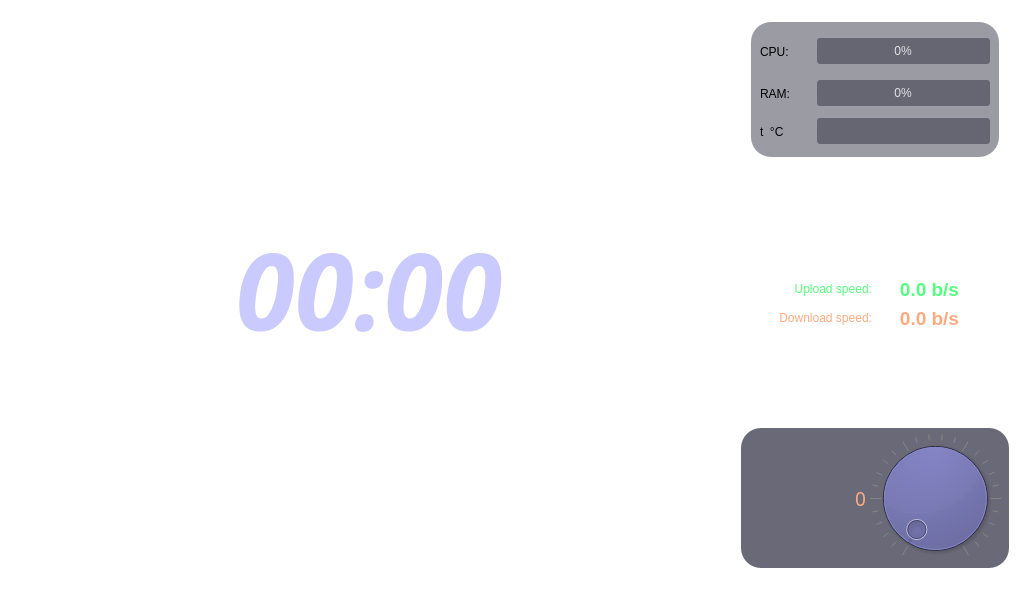
Before: the Qt Designer form widget_form.ui in neurotoxin78/QPanInfo, drawn with Qt 5.
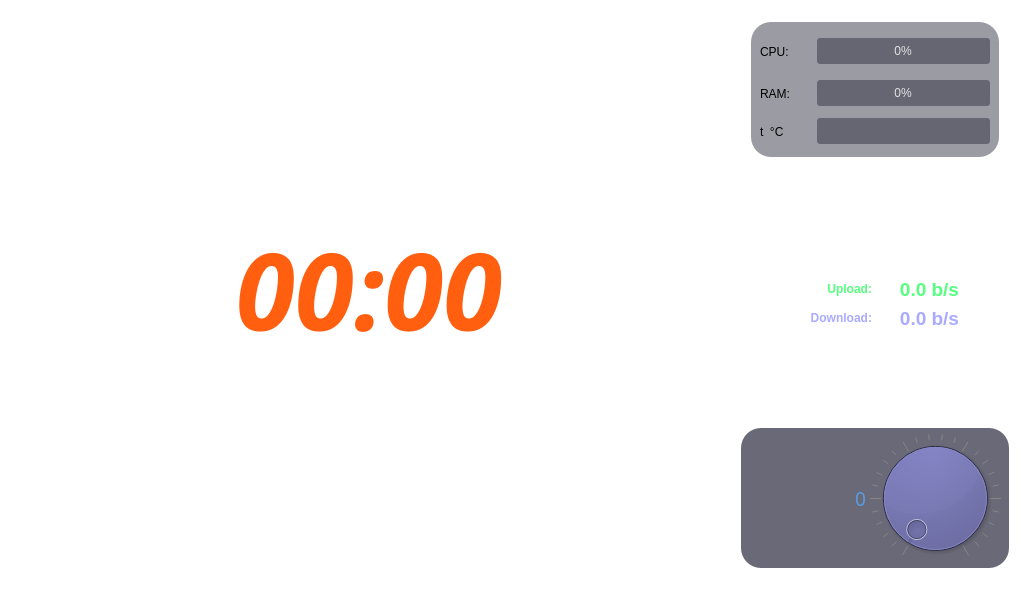
After: the same form once the commit is applied.

Commit message: Косметичні зміни

What changed in the file:
```diff
--- a/widget_form.ui
+++ b/widget_form.ui
@@ -94,13 +94,15 @@
              <font>
               <family>DSEG14 Classic</family>
               <pointsize>80</pointsize>
-              <weight>75</weight>
               <italic>true</italic>
               <bold>true</bold>
              </font>
             </property>
             <property name="styleSheet">
-             <string notr="true">color: rgba(170, 170, 255, 160);</string>
+             <string notr="true">QLabel
+{
+color: rgba(255, 85, 0, 240);
+}</string>
             </property>
             <property name="text">
              <string>00:00</string>
@@ -189,13 +191,12 @@
              <font>
               <family>Fira Mono for Powerline</family>
               <pointsize>14</pointsize>
-              <weight>50</weight>
               <italic>false</italic>
               <bold>false</bold>
              </font>
             </property>
             <property name="styleSheet">
-             <string notr="true">color: rgb(255, 170, 127);
+             <string notr="true">color: rgba(85, 170, 255, 200);
 background-color: rgba(0, 0, 0, 0);</string>
             </property>
             <property name="text">
@@ -463,12 +464,11 @@
                   <property name="font">
                    <font>
                     <pointsize>14</pointsize>
-                    <weight>75</weight>
                     <bold>true</bold>
                    </font>
                   </property>
                   <property name="styleSheet">
-                   <string notr="true">color: rgb(255, 170, 127);</string>
+                   <string notr="true">color: rgba(170, 170, 255, 255);</string>
                   </property>
                   <property name="text">
                    <string>0.0 b/s</string>
@@ -512,11 +512,16 @@
                     <height>30</height>
                    </size>
                   </property>
+                  <property name="font">
+                   <font>
+                    <bold>true</bold>
+                   </font>
+                  </property>
                   <property name="styleSheet">
                    <string notr="true">color: rgb(85, 255, 127);</string>
                   </property>
                   <property name="text">
-                   <string>Upload speed:</string>
+                   <string>Upload:</string>
                   </property>
                   <property name="alignment">
                    <set>Qt::AlignRight|Qt::AlignTrailing|Qt::AlignVCenter</set>
@@ -563,11 +568,16 @@
                     <height>30</height>
                    </size>
                   </property>
+                  <property name="font">
+                   <font>
+                    <bold>true</bold>
+                   </font>
+                  </property>
                   <property name="styleSheet">
-                   <string notr="true">color: rgb(255, 170, 127);</string>
+                   <string notr="true">color: rgba(170, 170, 255, 255);</string>
                   </property>
                   <property name="text">
-                   <string>Download speed:</string>
+                   <string>Download:</string>
                   </property>
                   <property name="alignment">
                    <set>Qt::AlignRight|Qt::AlignTrailing|Qt::AlignVCenter</set>
```
Left out of the diff: 2 changed lines with no effect on the pictures. The commit also changes 1 other file.
